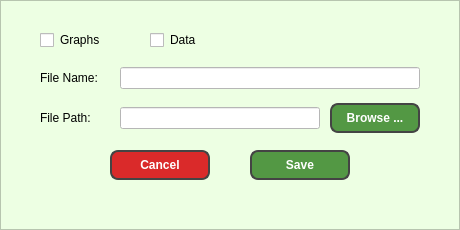
Before: the Qt Designer form SproutSave.ui in JeanOC19/ICOM5047, drawn with Qt 5.
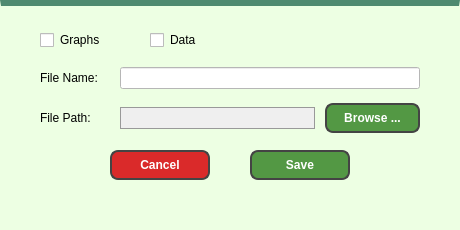
After: the same form once the commit is applied.

The edit to the form file:
```diff
--- a/SproutSave.ui
+++ b/SproutSave.ui
@@ -67,9 +67,9 @@
    <widget class="QPushButton" name="browse_button_3">
     <property name="geometry">
      <rect>
-      <x>330</x>
+      <x>325</x>
       <y>103</y>
-      <width>90</width>
+      <width>95</width>
       <height>30</height>
      </rect>
     </property>
@@ -81,7 +81,7 @@
 border: 2px solid #444444;
 border-radius: 8px;
 color:white;
-font: bold;</string>
+font: bold 9pt;</string>
     </property>
     <property name="text">
      <string>Browse ...</string>
@@ -209,7 +209,7 @@
      <rect>
       <x>120</x>
       <y>107</y>
-      <width>200</width>
+      <width>195</width>
       <height>22</height>
      </rect>
     </property>
@@ -218,7 +218,9 @@
  to save the data.</string>
     </property>
     <property name="styleSheet">
-     <string notr="true">background-color:white;</string>
+     <string notr="true">background-color: #efefef;
+border: 1px solid #999999;
+color: #555555;</string>
     </property>
     <property name="text">
      <string/>
@@ -237,7 +239,8 @@
      </rect>
     </property>
     <property name="styleSheet">
-     <string notr="true">border-width: 0px;</string>
+     <string notr="true">border-width: 0px;
+font: 9pt;</string>
     </property>
     <property name="text">
      <string>File Path: </string>
@@ -252,6 +255,21 @@
       <height>230</height>
      </rect>
     </property>
+    <property name="minimumSize">
+     <size>
+      <width>460</width>
+      <height>230</height>
+     </size>
+    </property>
+    <property name="maximumSize">
+     <size>
+      <width>460</width>
+      <height>230</height>
+     </size>
+    </property>
+    <property name="styleSheet">
+     <string notr="true">border-top: 6px solid #4F8A70;</string>
+    </property>
     <property name="frameShape">
      <enum>QFrame::StyledPanel</enum>
     </property>
```
Left out of the diff: 26 changed lines with no effect on the pictures.
